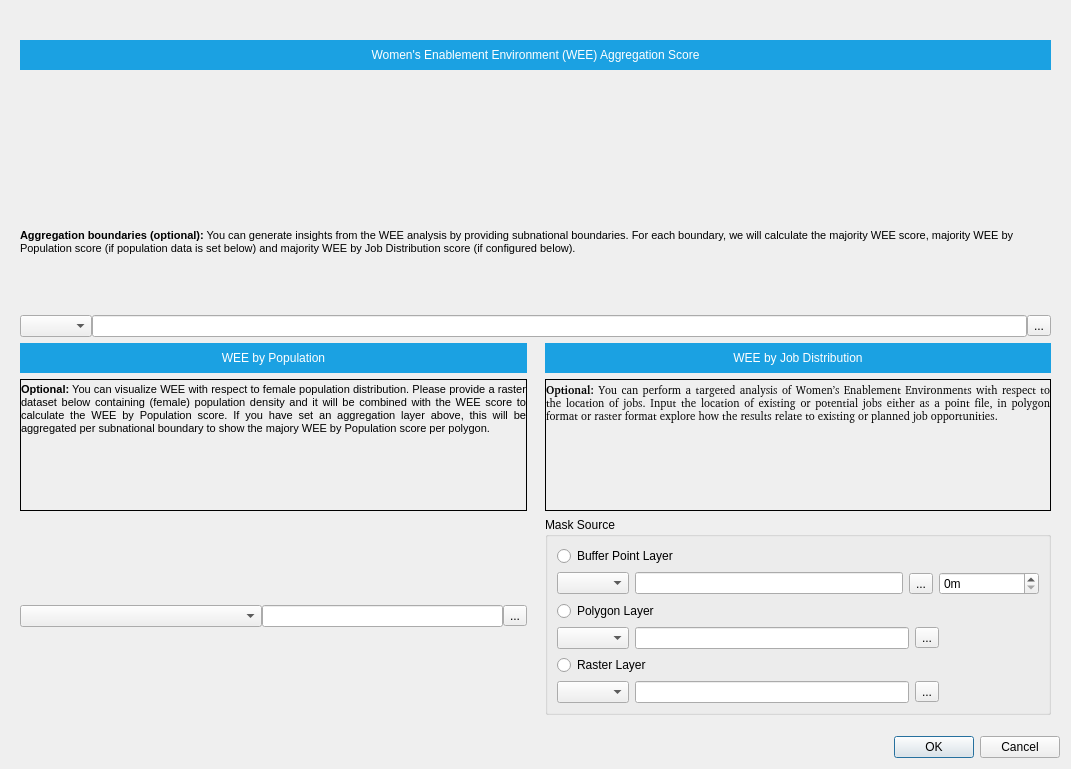
The window that geest/ui/analysis_dialog_base.ui (worldbank/GEEST) describes before a commit, drawn with Qt 5.
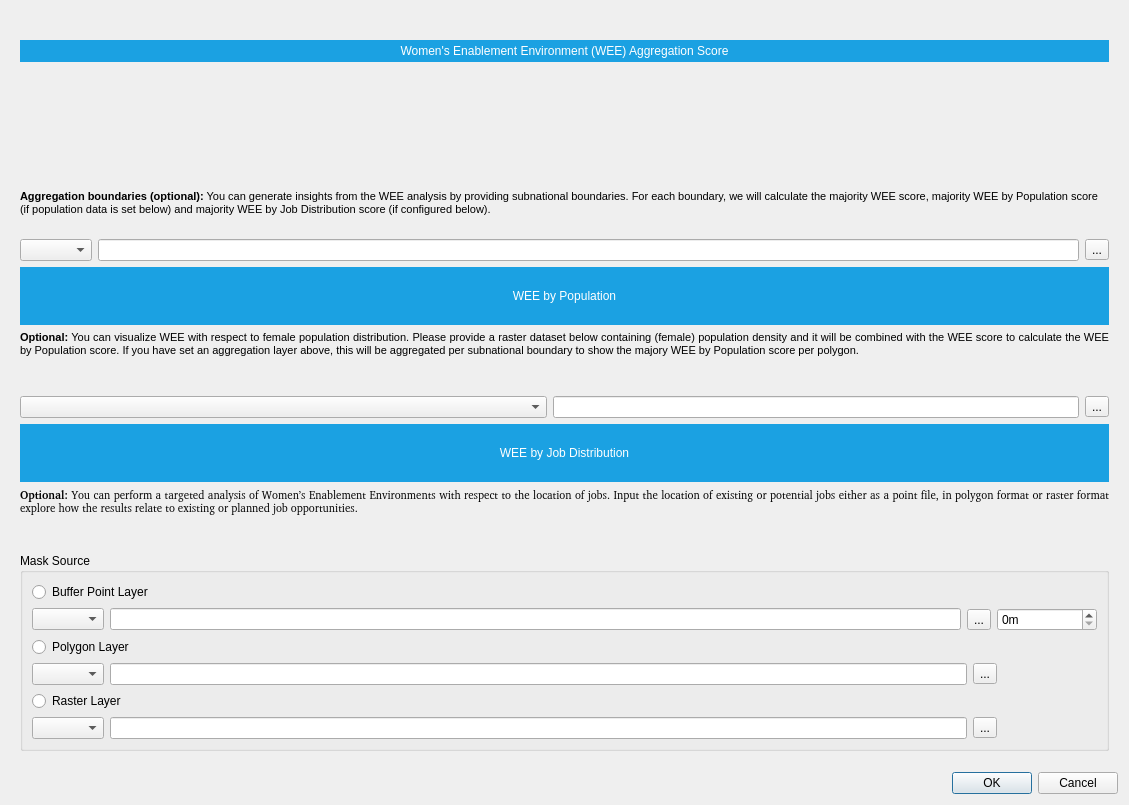
The same window after the commit. Icons and pictures are not drawn. Custom widgets are drawn as their Qt base class.

Commit message: Switch to analysis dialog from main and test fixes

Diff of the .ui file:
```diff
--- a/geest/ui/analysis_dialog_base.ui
+++ b/geest/ui/analysis_dialog_base.ui
@@ -6,14 +6,27 @@
    <rect>
     <x>0</x>
     <y>0</y>
-    <width>1071</width>
-    <height>769</height>
+    <width>1129</width>
+    <height>805</height>
    </rect>
   </property>
   <property name="windowTitle">
    <string>Form</string>
   </property>
-  <layout class="QGridLayout" name="gridLayout_2">
+  <layout class="QGridLayout" name="gridLayout">
+   <item row="0" column="0">
+    <widget class="QLabel" name="banner_label">
+     <property name="text">
+      <string/>
+     </property>
+     <property name="pixmap">
+      <pixmap>../resources/geest-banner.png</pixmap>
+     </property>
+     <property name="scaledContents">
+      <bool>true</bool>
+     </property>
+    </widget>
+   </item>
    <item row="1" column="0">
     <widget class="QScrollArea" name="scrollArea">
      <property name="frameShape">
@@ -27,15 +40,12 @@
        <rect>
         <x>0</x>
         <y>0</y>
-        <width>1053</width>
-        <height>621</height>
+        <width>1111</width>
+        <height>657</height>
        </rect>
       </property>
-      <layout class="QGridLayout" name="gridLayout_3">
-       <property name="horizontalSpacing">
-        <number>18</number>
-       </property>
-       <item row="0" column="0" colspan="2">
+      <layout class="QGridLayout" name="gridLayout_2">
+       <item row="0" column="0">
         <layout class="QGridLayout" name="wee_layout">
          <item row="0" column="0">
           <widget class="QLabel" name="wee_title">
@@ -45,12 +55,6 @@
              <verstretch>0</verstretch>
             </sizepolicy>
            </property>
-           <property name="maximumSize">
-            <size>
-             <width>16777215</width>
-             <height>30</height>
-            </size>
-           </property>
            <property name="styleSheet">
             <string notr="true">background: #1BA1E2;
 color: white;
@@ -94,7 +98,7 @@
          </item>
         </layout>
        </item>
-       <item row="1" column="0" colspan="2">
+       <item row="1" column="0">
         <widget class="QLabel" name="aggregation_description">
          <property name="text">
           <string>&lt;html&gt;&lt;head/&gt;&lt;body&gt;&lt;p&gt;&lt;span style=&quot; font-size:8pt; font-weight:600;&quot;&gt;Aggregation boundaries (optional):&lt;/span&gt;&lt;span style=&quot; font-size:8pt;&quot;&gt; You can generate insights from the WEE analysis by providing subnational boundaries. For each boundary, we will calculate the majority WEE score, majority WEE by Population score (if population data is set below) and majority WEE by Job Distribution score (if configured below).&lt;/span&gt;&lt;/p&gt;&lt;/body&gt;&lt;/html&gt;</string>
@@ -104,7 +108,7 @@
          </property>
         </widget>
        </item>
-       <item row="2" column="0" colspan="2">
+       <item row="2" column="0">
         <layout class="QHBoxLayout" name="horizontalLayout">
          <item>
           <widget class="QgsMapLayerComboBox" name="aggregation_combo"/>
@@ -129,12 +133,6 @@
            <verstretch>0</verstretch>
           </sizepolicy>
          </property>
-         <property name="maximumSize">
-          <size>
-           <width>16777215</width>
-           <height>30</height>
-          </size>
-         </property>
          <property name="styleSheet">
           <string notr="true">background: #1BA1E2;
 color: white;
@@ -154,44 +152,8 @@
          </property>
         </widget>
        </item>
-       <item row="3" column="1">
-        <widget class="QLabel" name="wee_jobs_title">
-         <property name="sizePolicy">
-          <sizepolicy hsizetype="MinimumExpanding" vsizetype="Preferred">
-           <horstretch>0</horstretch>
-           <verstretch>0</verstretch>
-          </sizepolicy>
-         </property>
-         <property name="maximumSize">
-          <size>
-           <width>16777215</width>
-           <height>30</height>
-          </size>
-         </property>
-         <property name="styleSheet">
-          <string notr="true">background: #1BA1E2;
-color: white;
-padding: 4px;</string>
-         </property>
-         <property name="text">
-          <string>WEE by Job Distribution</string>
-         </property>
-         <property name="textFormat">
-          <enum>Qt::PlainText</enum>
-         </property>
-         <property name="alignment">
-          <set>Qt::AlignCenter</set>
-         </property>
-         <property name="wordWrap">
-          <bool>true</bool>
-         </property>
-        </widget>
-       </item>
        <item row="4" column="0">
         <widget class="QLabel" name="wee_x_population_description">
-         <property name="frameShape">
-          <enum>QFrame::Box</enum>
-         </property>
          <property name="text">
           <string>&lt;html&gt;&lt;head/&gt;&lt;body&gt;&lt;p&gt;&lt;span style=&quot; font-size:8pt; font-weight:600;&quot;&gt;Optional:&lt;/span&gt;&lt;span style=&quot; font-size:8pt;&quot;&gt; You can visualize WEE with respect to female population distribution. Please provide a raster dataset below containing (female) population density and it will be combined with the WEE score to calculate the WEE by Population score. If you have set an aggregation layer above, this will be aggregated per subnational boundary to show the majory WEE by Population score per polygon.&lt;/span&gt;&lt;/p&gt;&lt;/body&gt;&lt;/html&gt;</string>
          </property>
@@ -201,15 +163,63 @@
          <property name="wordWrap">
           <bool>true</bool>
          </property>
-         <property name="margin">
-          <number>5</number>
-         </property>
          <property name="openExternalLinks">
           <bool>false</bool>
          </property>
         </widget>
        </item>
-       <item row="4" column="1">
+       <item row="5" column="0">
+        <layout class="QHBoxLayout" name="horizontalLayout_2">
+         <item>
+          <widget class="QgsMapLayerComboBox" name="population_combo">
+           <property name="sizePolicy">
+            <sizepolicy hsizetype="MinimumExpanding" vsizetype="Fixed">
+             <horstretch>0</horstretch>
+             <verstretch>0</verstretch>
+            </sizepolicy>
+           </property>
+          </widget>
+         </item>
+         <item>
+          <widget class="QLineEdit" name="population_lineedit"/>
+         </item>
+         <item>
+          <widget class="QToolButton" name="population_toolbutton">
+           <property name="text">
+            <string>...</string>
+           </property>
+          </widget>
+         </item>
+        </layout>
+       </item>
+       <item row="6" column="0">
+        <widget class="QLabel" name="wee_jobs_title">
+         <property name="sizePolicy">
+          <sizepolicy hsizetype="MinimumExpanding" vsizetype="Preferred">
+           <horstretch>0</horstretch>
+           <verstretch>0</verstretch>
+          </sizepolicy>
+         </property>
+         <property name="styleSheet">
+          <string notr="true">background: #1BA1E2;
+color: white;
+padding: 4px;</string>
+         </property>
+         <property name="text">
+          <string>WEE by Job Distribution</string>
+         </property>
+         <property name="textFormat">
+          <enum>Qt::PlainText</enum>
+         </property>
+         <property name="alignment">
+          <set>Qt::AlignCenter</set>
+         </property>
+         <property name="wordWrap">
+          <bool>true</bool>
+         </property>
+        </widget>
+       </item>
+       <item row="7" column="0">
         <widget class="QLabel" name="wee_x_jobs_description">
          <property name="font">
           <font>
@@ -217,9 +227,6 @@
            <pointsize>8</pointsize>
           </font>
          </property>
-         <property name="frameShape">
-          <enum>QFrame::Box</enum>
-         </property>
          <property name="text">
           <string>&lt;html&gt;&lt;head/&gt;&lt;body&gt;&lt;p&gt;&lt;span style=&quot; font-weight:600;&quot;&gt;Optional: &lt;/span&gt;You can perform a targeted analysis of Women’s Enablement Environments with respect to the location of jobs. Input the location of existing or potential jobs either as a point file, in polygon format or raster format explore how the results relate to existing or planned job opportunities.&lt;/p&gt;&lt;/body&gt;&lt;/html&gt;</string>
          </property>
@@ -229,41 +236,14 @@
          <property name="wordWrap">
           <bool>true</bool>
          </property>
-         <property name="margin">
-          <number>5</number>
-         </property>
         </widget>
        </item>
-       <item row="5" column="0">
-        <layout class="QHBoxLayout" name="horizontalLayout_2">
-         <item>
-          <widget class="QgsMapLayerComboBox" name="population_combo">
-           <property name="sizePolicy">
-            <sizepolicy hsizetype="MinimumExpanding" vsizetype="Fixed">
-             <horstretch>0</horstretch>
-             <verstretch>0</verstretch>
-            </sizepolicy>
-           </property>
-          </widget>
-         </item>
-         <item>
-          <widget class="QLineEdit" name="population_lineedit"/>
-         </item>
-         <item>
-          <widget class="QToolButton" name="population_toolbutton">
-           <property name="text">
-            <string>...</string>
-           </property>
-          </widget>
-         </item>
-        </layout>
-       </item>
-       <item row="5" column="1">
+       <item row="8" column="0">
         <widget class="QGroupBox" name="mask_source_group">
          <property name="title">
           <string>Mask Source</string>
          </property>
-         <layout class="QGridLayout" name="gridLayout">
+         <layout class="QGridLayout" name="gridLayout_3">
           <item row="0" column="0">
            <widget class="QRadioButton" name="point_radio_button">
             <property name="text">
@@ -406,26 +386,6 @@
      </widget>
     </widget>
    </item>
-   <item row="3" column="0">
-    <widget class="QDialogButtonBox" name="button_box">
-     <property name="standardButtons">
-      <set>QDialogButtonBox::Cancel|QDialogButtonBox::Ok</set>
-     </property>
-    </widget>
-   </item>
-   <item row="0" column="0">
-    <widget class="QLabel" name="banner_label">
-     <property name="text">
-      <string/>
-     </property>
-     <property name="pixmap">
-      <pixmap>../resources/geest-banner.png</pixmap>
-     </property>
-     <property name="scaledContents">
-      <bool>true</bool>
-     </property>
-    </widget>
-   </item>
    <item row="2" column="0">
     <widget class="QWidget" name="help_widget" native="true">
      <property name="sizePolicy">
@@ -436,6 +396,13 @@
      </property>
     </widget>
    </item>
+   <item row="3" column="0">
+    <widget class="QDialogButtonBox" name="button_box">
+     <property name="standardButtons">
+      <set>QDialogButtonBox::Cancel|QDialogButtonBox::Ok</set>
+     </property>
+    </widget>
+   </item>
   </layout>
  </widget>
  <customwidgets>
```
The commit also changes 1 other file.
